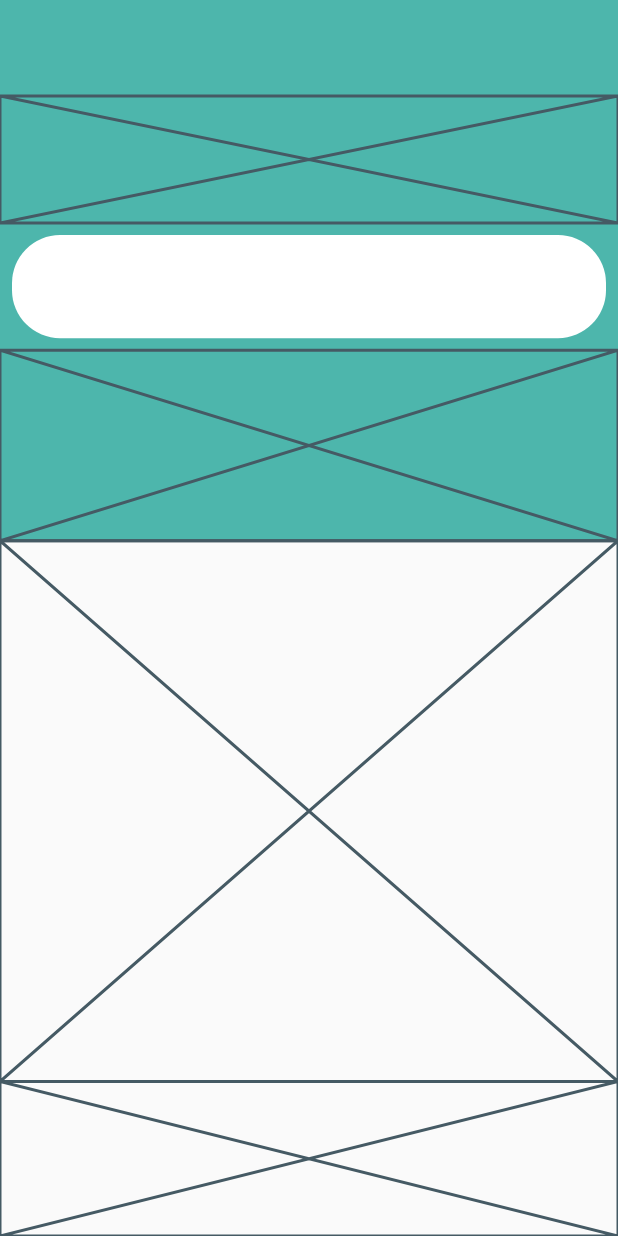
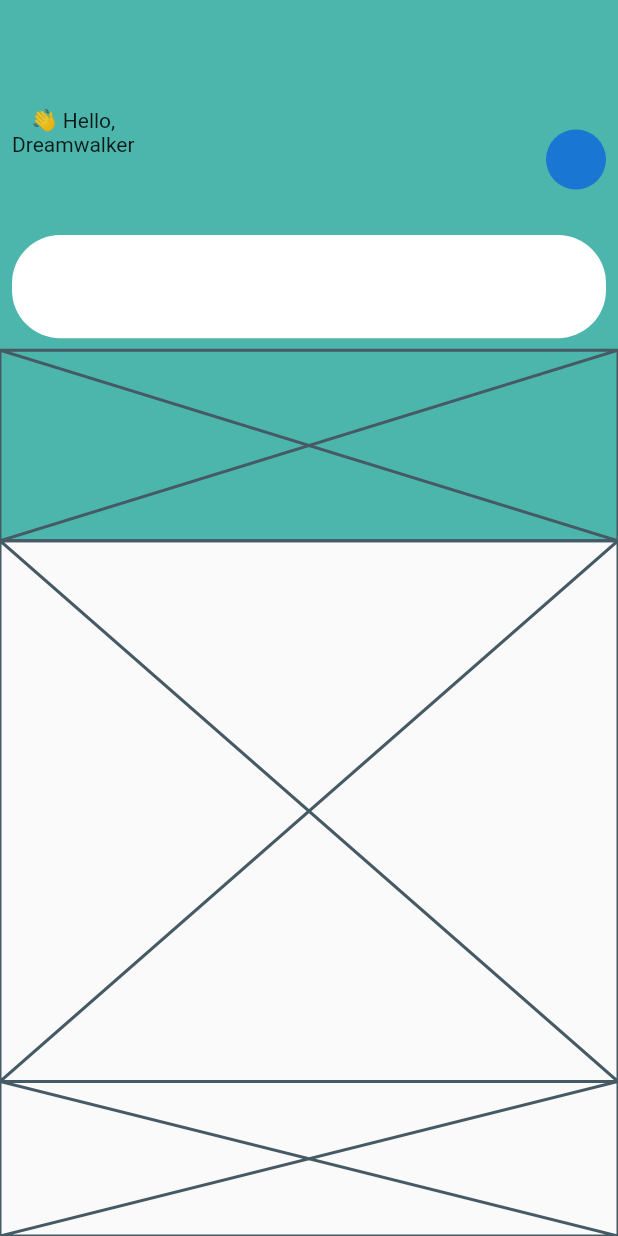
Before and after one commit to JAICHANGPARK/flutter_notebook_14th_story, a Flutter app: the screen it shows after launch, on a phone screen of 412 x 824 dp. Run offline on Flutter 3.47's test engine with Material 2 defaults, Android fonts, the phone set to English and light mode, and no system bars; our stand-ins replace date_picker_timeline, flutter_advanced_switch, flutter_lorem, get, google_fonts, line_icons; missing offline and left inert: rpgnamegenerator.

Commit message:
Update daa_home_page.dart

```diff
--- a/lib/ep877_doctor_appointment_app/ui/daa_home_page.dart
+++ b/lib/ep877_doctor_appointment_app/ui/daa_home_page.dart
@@ -24,7 +24,21 @@ class _DAAHomePageState extends State<DAAHomePage> {
                   ),
                   Expanded(
                       flex: 2,
-                      child: Placeholder()),
+                      child: Padding(
+                        padding: const EdgeInsets.all(8.0),
+                        child: Row(
+                          mainAxisAlignment: MainAxisAlignment.spaceBetween,
+                          children: [
+                            Column(
+                              children: [
+                                Text("👋 Hello,"),
+                                Text("Dreamwalker")
+                              ],
+                            ),
+                            CircleAvatar()
+                          ],
+                        ),
+                      )),
                   Expanded(
                     flex: 2,
                       child: Padding(
```
